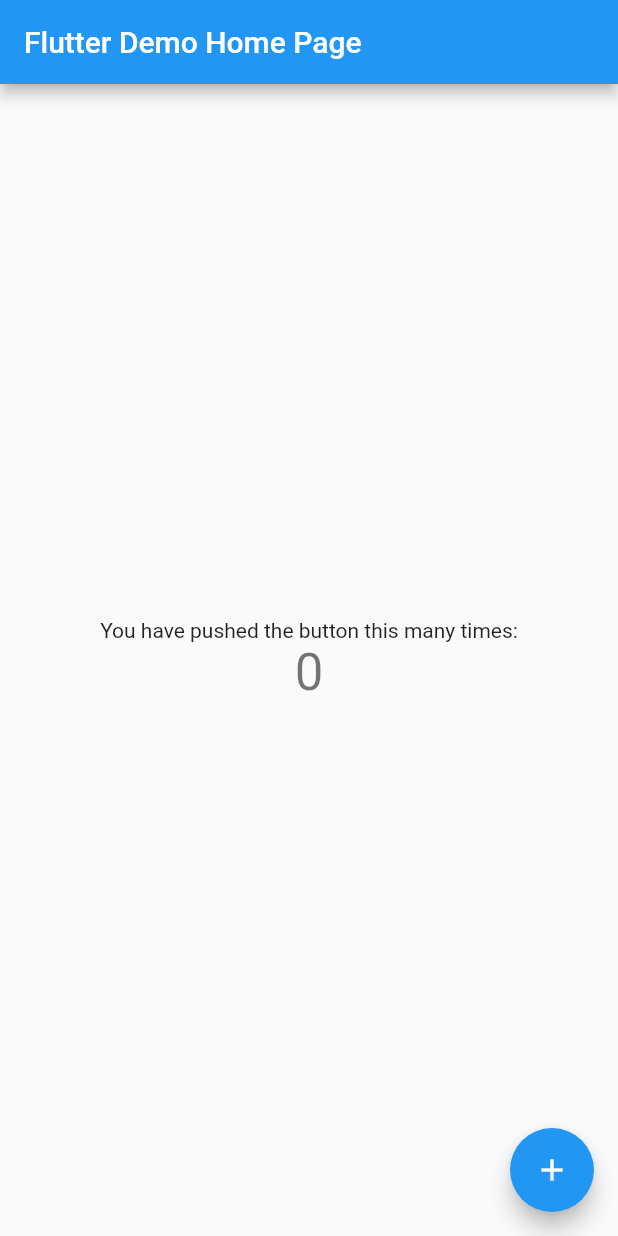
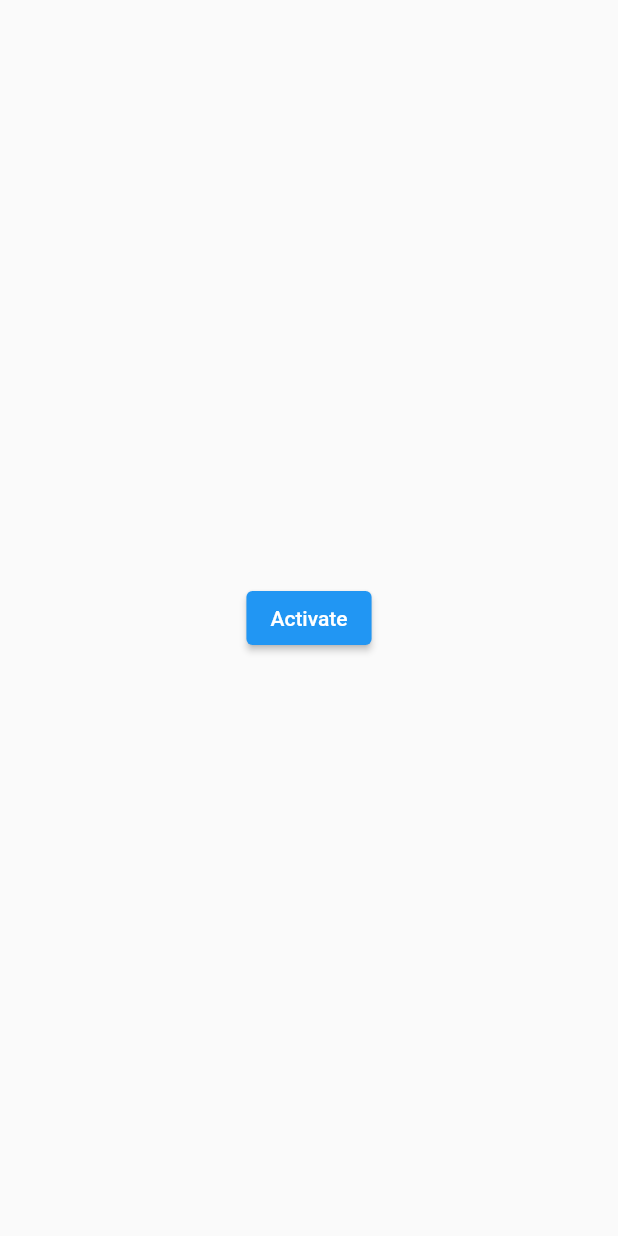
Before and after one commit to bryancalisto/pinball_space_cadet_forever, a Flutter app: the screen it shows after launch, on a phone screen of 412 x 824 dp. Run offline on Flutter 3.47's test engine with Material 2 defaults, Android fonts, the phone set to English and light mode, and no system bars.

Commit message:
Added native code skeleton and cleaned flutter project

```diff
--- a/memoryHacker/lib/main.dart
+++ b/memoryHacker/lib/main.dart
@@ -1,4 +1,5 @@
 import 'package:flutter/material.dart';
+import 'package:memoryhacker/pages/control_page.dart';
 
 void main() {
   runApp(const MyApp());
@@ -7,109 +8,14 @@
 class MyApp extends StatelessWidget {
   const MyApp({super.key});
 
-  // This widget is the root of your application.
   @override
   Widget build(BuildContext context) {
     return MaterialApp(
-      title: 'Flutter Demo',
+      title: 'Pinball Space Cadet Memory hacker',
       theme: ThemeData(
-        // This is the theme of your application.
-        //
-        // Try running your application with "flutter run". You'll see the
-        // application has a blue toolbar. Then, without quitting the app, try
-        // changing the primarySwatch below to Colors.green and then invoke
-        // "hot reload" (press "r" in the console where you ran "flutter run",
-        // or simply save your changes to "hot reload" in a Flutter IDE).
-        // Notice that the counter didn't reset back to zero; the application
-        // is not restarted.
         primarySwatch: Colors.blue,
       ),
-      home: const MyHomePage(title: 'Flutter Demo Home Page'),
+      home: const ControlPage(),
     );
   }
 }
-
-class MyHomePage extends StatefulWidget {
-  const MyHomePage({super.key, required this.title});
-
-  // This widget is the home page of your application. It is stateful, meaning
-  // that it has a State object (defined below) that contains fields that affect
-  // how it looks.
-
-  // This class is the configuration for the state. It holds the values (in this
-  // case the title) provided by the parent (in this case the App widget) and
-  // used by the build method of the State. Fields in a Widget subclass are
-  // always marked "final".
-
-  final String title;
-
-  @override
-  State<MyHomePage> createState() => _MyHomePageState();
-}
-
-class _MyHomePageState extends State<MyHomePage> {
-  int _counter = 0;
-
-  void _incrementCounter() {
-    setState(() {
-      // This call to setState tells the Flutter framework that something has
-      // changed in this State, which causes it to rerun the build method below
-      // so that the display can reflect the updated values. If we changed
-      // _counter without calling setState(), then the build method would not be
-      // called again, and so nothing would appear to happen.
-      _counter++;
-    });
-  }
-
-  @override
-  Widget build(BuildContext context) {
-    // This method is rerun every time setState is called, for instance as done
-    // by the _incrementCounter method above.
-    //
-    // The Flutter framework has been optimized to make rerunning build methods
-    // fast, so that you can just rebuild anything that needs updating rather
-    // than having to individually change instances of widgets.
-    return Scaffold(
-      appBar: AppBar(
-        // Here we take the value from the MyHomePage object that was created by
-        // the App.build method, and use it to set our appbar title.
-        title: Text(widget.title),
-      ),
-      body: Center(
-        // Center is a layout widget. It takes a single child and positions it
-        // in the middle of the parent.
-        child: Column(
-          // Column is also a layout widget. It takes a list of children and
-          // arranges them vertically. By default, it sizes itself to fit its
-          // children horizontally, and tries to be as tall as its parent.
-          //
-          // Invoke "debug painting" (press "p" in the console, choose the
-          // "Toggle Debug Paint" action from the Flutter Inspector in Android
-          // Studio, or the "Toggle Debug Paint" command in Visual Studio Code)
-          // to see the wireframe for each widget.
-          //
-          // Column has various properties to control how it sizes itself and
-          // how it positions its children. Here we use mainAxisAlignment to
-          // center the children vertically; the main axis here is the vertical
-          // axis because Columns are vertical (the cross axis would be
-          // horizontal).
-          mainAxisAlignment: MainAxisAlignment.center,
-          children: <Widget>[
-            const Text(
-              'You have pushed the button this many times:',
-            ),
-            Text(
-              '$_counter',
-              style: Theme.of(context).textTheme.headlineMedium,
-            ),
-          ],
-        ),
-      ),
-      floatingActionButton: FloatingActionButton(
-        onPressed: _incrementCounter,
-        tooltip: 'Increment',
-        child: const Icon(Icons.add),
-      ), // This trailing comma makes auto-formatting nicer for build methods.
-    );
-  }
-}
--- /dev/null
+++ b/memoryHacker/lib/pages/control_page.dart
@@ -0,0 +1,30 @@
+import 'package:flutter/material.dart';
+
+class ControlPage extends StatefulWidget {
+  const ControlPage({super.key});
+
+  @override
+  State<ControlPage> createState() => _ControlPageState();
+}
+
+class _ControlPageState extends State<ControlPage> {
+  bool hackIsActive = false;
+
+  void toggleHack() {
+    setState(() {
+      hackIsActive = !hackIsActive;
+    });
+  }
+
+  @override
+  Widget build(BuildContext context) {
+    return Scaffold(
+      body: Center(
+        child: ElevatedButton(
+          onPressed: toggleHack,
+          child: Text(hackIsActive ? 'Deactivate' : 'Activate'),
+        ),
+      ),
+    );
+  }
+}
```
Also changed, not shown: memoryHacker/native_library/CMakeLists.txt (added, +11 -0 lines), 4 other files.
